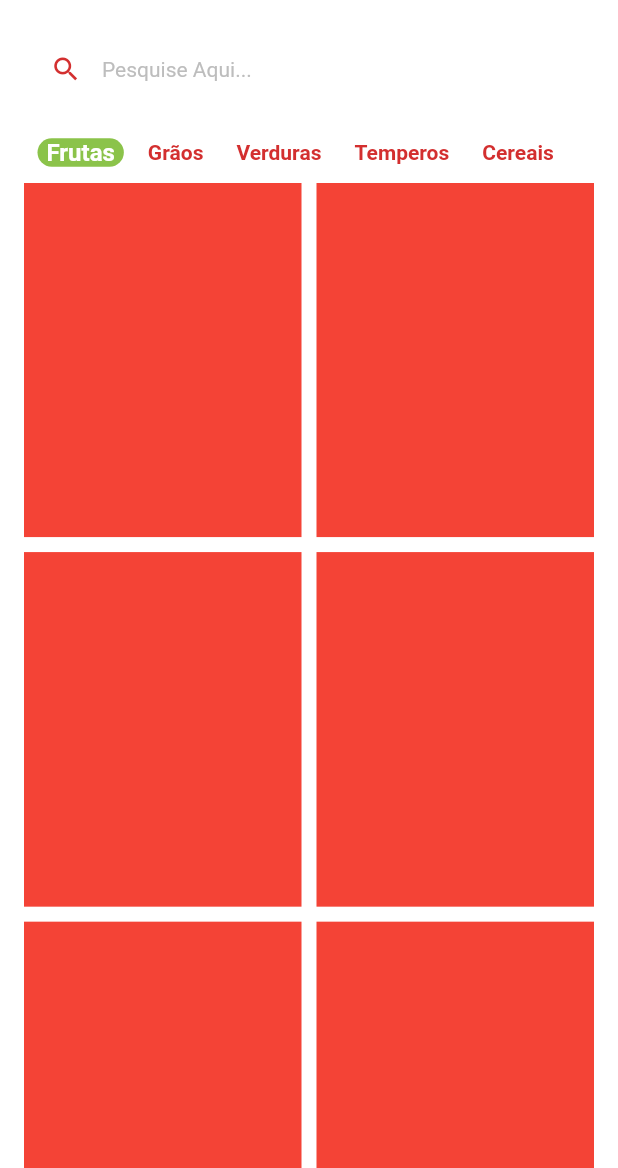
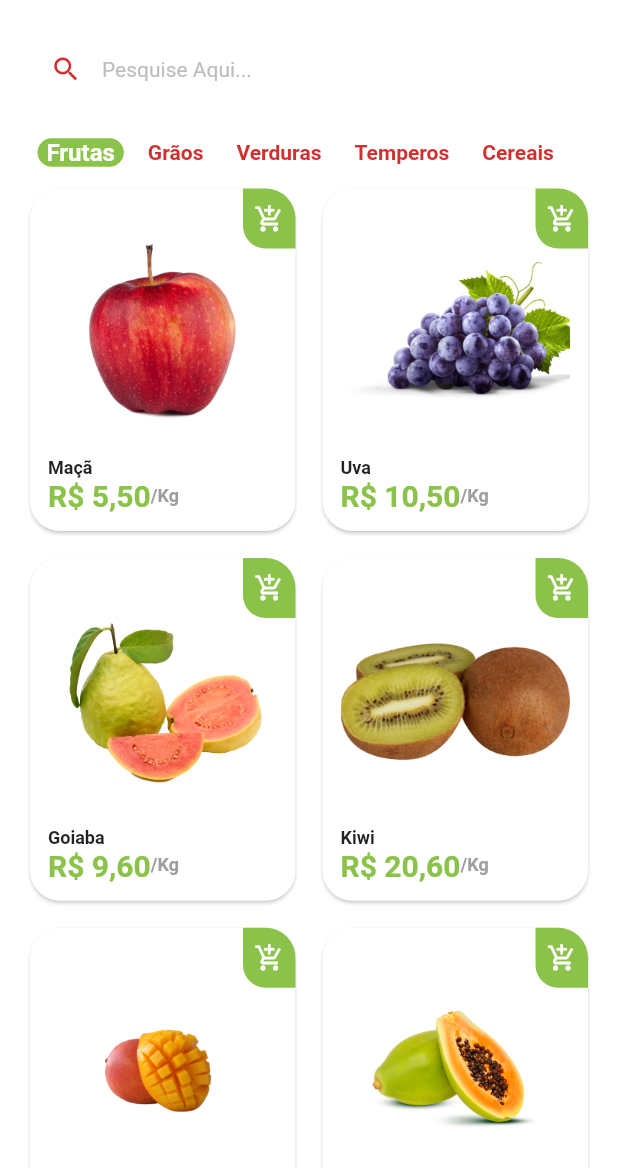
Before and after one commit to leomoreira597/Greengrocer, a Flutter app: the HomeTab screen opened directly, on a phone screen of 412 x 824 dp, the part 68-1236 px from its top. Run offline on Flutter 3.47's test engine with Material 2 defaults, Android fonts, the phone set to English and light mode, and no system bars; drawn by our look-alikes of badges; our stand-ins replace animated_text_kit, mask_text_input_formatter.

Commit message:
criando tela de produto

```diff
--- a/lib/src/pages/home/home_tab.dart
+++ b/lib/src/pages/home/home_tab.dart
@@ -3,6 +3,7 @@
 import 'package:greengrocer/src/config/custom_colors.dart';
 import 'package:greengrocer/src/pages/home/widget/category_tile.dart';
 import 'package:greengrocer/src/config/app_data.dart' as app_data;
+import 'package:greengrocer/src/pages/home/widget/item_tile.dart';
 
 class HomeTab extends StatefulWidget {
   const HomeTab({Key? key}) : super(key: key);
@@ -143,8 +144,8 @@
               ),
               itemCount: app_data.items.length,
               itemBuilder: (_, index) {
-                return Container(
-                  color: Colors.red,
+                return ItemTile(
+                  item: app_data.items[index],
                 );
               },
             ),
--- /dev/null
+++ b/lib/src/pages/home/widget/item_tile.dart
@@ -0,0 +1,105 @@
+import 'package:flutter/material.dart';
+import 'package:greengrocer/src/config/custom_colors.dart';
+import 'package:greengrocer/src/models/item_model.dart';
+import 'package:greengrocer/src/pages/product/product_screen.dart';
+import 'package:greengrocer/src/services/utils_services.dart';
+
+class ItemTile extends StatelessWidget {
+  final ItemModel item;
+
+  ItemTile({
+    Key? key,
+    required this.item,
+  }) : super(key: key);
+
+  final UtilsServices utilsServices = UtilsServices();
+
+  @override
+  Widget build(BuildContext context) {
+    return Stack(
+      children: [
+        GestureDetector(
+          onTap: () {
+            Navigator.of(context).push(
+              MaterialPageRoute(
+                builder: (c) {
+                  return ProductScreen(
+                    item: item,
+                  );
+                },
+              ),
+            );
+          },
+          child: Card(
+            elevation: 1,
+            shadowColor: Colors.grey.shade300,
+            shape: RoundedRectangleBorder(
+              borderRadius: BorderRadius.circular(20),
+            ),
+            child: Padding(
+              padding: const EdgeInsets.all(12.0),
+              child: Column(
+                crossAxisAlignment: CrossAxisAlignment.stretch,
+                children: [
+                  Expanded(
+                    child: Image.asset(
+                      item.imageUrl,
+                    ),
+                  ),
+                  Text(
+                    item.itemName,
+                    style: const TextStyle(
+                        fontSize: 12, fontWeight: FontWeight.bold),
+                  ),
+                  Row(
+                    children: [
+                      Text(
+                        utilsServices.priceToCurrency(item.price),
+                        style: TextStyle(
+                          fontWeight: FontWeight.bold,
+                          fontSize: 20,
+                          color: CustomColors.customSwatchColor,
+                        ),
+                      ),
+                      Text(
+                        '/${item.unit}',
+                        style: TextStyle(
+                          color: Colors.grey.shade500,
+                          fontWeight: FontWeight.bold,
+                          fontSize: 12,
+                        ),
+                      )
+                    ],
+                  ),
+                ],
+              ),
+            ),
+          ),
+        ),
+        Positioned(
+          top: 4,
+          right: 4,
+          child: GestureDetector(
+            onTap: () {},
+            child: Container(
+              height: 40,
+              width: 35,
+              decoration: BoxDecoration(
+                color: CustomColors.customSwatchColor,
+                borderRadius: const BorderRadius.only(
+                  bottomLeft: Radius.circular(15),
+                  topRight: Radius.circular(20),
+                ),
+              ),
+              child: const Icon(
+                Icons.add_shopping_cart_outlined,
+                color: Colors.white,
+                size: 20,
+              ),
+            ),
+          ),
+        ),
+      ],
+    );
+  }
+}
--- /dev/null
+++ b/lib/src/pages/product/product_screen.dart
@@ -0,0 +1,38 @@
+import 'package:flutter/material.dart';
+import 'package:greengrocer/src/models/item_model.dart';
+
+class ProductScreen extends StatelessWidget {
+  final ItemModel item;
+
+  const ProductScreen({Key? key, required this.item}) : super(key: key);
+
+  @override
+  Widget build(BuildContext context) {
+    return Scaffold(
+      backgroundColor: Colors.white.withAlpha(230),
+      body: Column(
+        children: [
+          Expanded(
+            child: Image.asset(item.imageUrl),
+          ),
+          Expanded(
+            child: Container(
+              decoration: BoxDecoration(
+                color: Colors.white,
+                borderRadius: const BorderRadius.vertical(
+                  top: Radius.circular(50),
+                ),
+                boxShadow: [
+                  BoxShadow(
+                    color: Colors.grey.shade600,
+                    offset: const Offset(0, 2),
+                  )
+                ],
+              ),
+            ),
+          ),
+        ],
+      ),
+    );
+  }
+}
--- /dev/null
+++ b/lib/src/services/utils_services.dart
@@ -0,0 +1,9 @@
+import 'package:intl/intl.dart';
+
+class UtilsServices{
+  String priceToCurrency(double price){
+    NumberFormat numberFormat = NumberFormat.simpleCurrency(locale: 'pt_BR');
+
+    return numberFormat.format(price);
+  }
+}
--- a/pubspec.yaml
+++ b/pubspec.yaml
@@ -39,6 +39,7 @@
   animated_text_kit: ^4.2.2
   mask_text_input_formatter: ^2.4.0
   badges: ^3.0.2
+  intl: ^0.18.0
 
 dev_dependencies:
   flutter_test:
```
Also changed, not shown: pubspec.lock.
